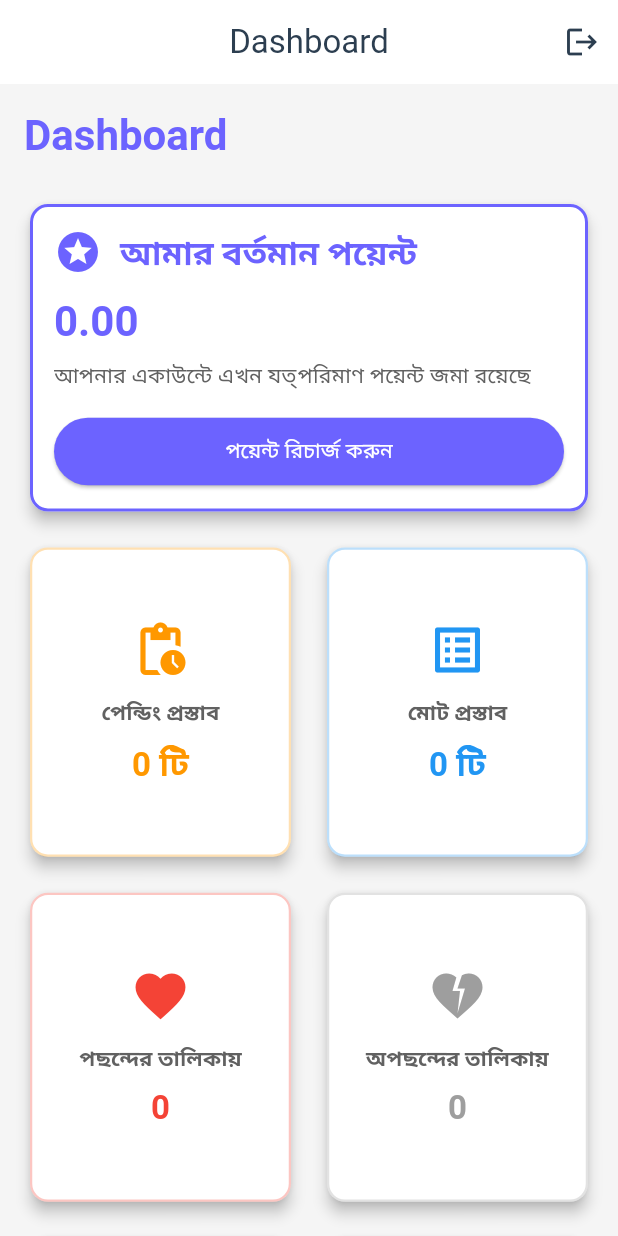
After one commit to rahatcse5bu/biye-app, a Flutter app: the DashboardPage screen opened directly, on a phone screen of 412 x 824 dp. The commit adds this screen. Run offline on Flutter 3.47's test engine with Material 3 defaults, Android fonts, the phone set to English and light mode, and no system bars; our stand-ins replace dartz, dio, equatable, firebase_auth, firebase_core, flutter_riverpod and 5 more; accounts and stored records are empty.

Commit message:
dashboard with statistics done

```diff
--- /dev/null
+++ b/lib/features/dashboard/presentation/pages/dashboard_page.dart
@@ -0,0 +1,296 @@
+import 'package:flutter/material.dart';
+import 'package:flutter_riverpod/flutter_riverpod.dart';
+import '../../../../core/theme/app_theme.dart';
+import '../providers/dashboard_provider.dart';
+import '../../../auth/presentation/providers/auth_provider.dart';
+
+class DashboardPage extends ConsumerWidget {
+  const DashboardPage({super.key});
+
+  @override
+  Widget build(BuildContext context, WidgetRef ref) {
+    final dashboardStats = ref.watch(dashboardStatsProvider);
+    final authState = ref.watch(authNotifierProvider);
+
+    return Scaffold(
+      appBar: AppBar(
+        title: const Text('Dashboard'),
+        centerTitle: true,
+        actions: [
+          IconButton(
+            icon: const Icon(Icons.logout),
+            onPressed: () {
+              ref.read(authNotifierProvider.notifier).logout();
+            },
+          ),
+        ],
+      ),
+      body: RefreshIndicator(
+        onRefresh: () async {
+          ref.invalidate(dashboardStatsProvider);
+        },
+        child: dashboardStats.when(
+          data: (stats) => _buildDashboardContent(context, stats, authState),
+          loading: () => const Center(child: CircularProgressIndicator()),
+          error: (error, stack) => Center(
+            child: Column(
+              mainAxisAlignment: MainAxisAlignment.center,
+              children: [
+                const Icon(Icons.error_outline, size: 64, color: Colors.red),
+                const SizedBox(height: 16),
+                Text(
+                  'Error loading dashboard',
+                  style: Theme.of(context).textTheme.titleLarge,
+                ),
+                const SizedBox(height: 8),
+                Text(
+                  error.toString(),
+                  textAlign: TextAlign.center,
+                  style: Theme.of(context).textTheme.bodyMedium,
+                ),
+                const SizedBox(height: 16),
+                ElevatedButton(
+                  onPressed: () => ref.invalidate(dashboardStatsProvider),
+                  child: const Text('Retry'),
+                ),
+              ],
+            ),
+          ),
+        ),
+      ),
+    );
+  }
+
+  Widget _buildDashboardContent(BuildContext context, dynamic stats, dynamic authState) {
+    return SingleChildScrollView(
+      physics: const AlwaysScrollableScrollPhysics(),
+      padding: const EdgeInsets.all(16),
+      child: Column(
+        crossAxisAlignment: CrossAxisAlignment.start,
+        children: [
+          Text(
+            'Dashboard',
+            style: Theme.of(context).textTheme.headlineMedium?.copyWith(
+                  fontWeight: FontWeight.bold,
+                  color: AppTheme.primaryColor,
+                ),
+          ),
+          const SizedBox(height: 24),
+
+          // Points Card
+          _buildStatCard(
+            context,
+            title: 'আমার বর্তমান পয়েন্ট',
+            value: stats.points.toStringAsFixed(2),
+            description: 'আপনার একাউন্টে এখন যত্‌পরিমাণ পয়েন্ট জমা রয়েছে',
+            icon: Icons.stars,
+            color: AppTheme.primaryColor,
+            actionLabel: 'পয়েন্ট রিচার্জ করুন',
+            onActionPressed: () {
+              // Navigate to recharge page
+            },
+          ),
+
+          const SizedBox(height: 16),
+
+          // Grid of stats cards
+          GridView.count(
+            shrinkWrap: true,
+            physics: const NeverScrollableScrollPhysics(),
+            crossAxisCount: 2,
+            crossAxisSpacing: 16,
+            mainAxisSpacing: 16,
+            childAspectRatio: 0.85,
+            children: [
+              _buildSmallStatCard(
+                context,
+                title: 'পেন্ডিং প্রস্তাব',
+                value: '${stats.pendingProposals} টি',
+                icon: Icons.pending_actions,
+                color: Colors.orange,
+              ),
+              _buildSmallStatCard(
+                context,
+                title: 'মোট প্রস্তাব',
+                value: '${stats.totalProposals} টি',
+                icon: Icons.list_alt,
+                color: Colors.blue,
+              ),
+              _buildSmallStatCard(
+                context,
+                title: 'পছন্দের তালিকায়',
+                value: '${stats.favoriteCount}',
+                icon: Icons.favorite,
+                color: Colors.red,
+              ),
+              _buildSmallStatCard(
+                context,
+                title: 'অপছন্দের তালিকায়',
+                value: '${stats.unFavoriteCount}',
+                icon: Icons.heart_broken,
+                color: Colors.grey,
+              ),
+              _buildSmallStatCard(
+                context,
+                title: 'আপনাকে পছন্দ করেছে',
+                value: '${stats.likesCount}',
+                icon: Icons.thumb_up,
+                color: Colors.green,
+              ),
+              _buildSmallStatCard(
+                context,
+                title: 'বায়োডাটা ভিজিট',
+                value: '${stats.viewsCount}',
+                icon: Icons.visibility,
+                color: Colors.purple,
+              ),
+              _buildSmallStatCard(
+                context,
+                title: 'আমার ক্রয়সমূহ',
+                value: '${stats.contactPurchaseCount}',
+                icon: Icons.shopping_cart,
+                color: Colors.teal,
+              ),
+              _buildSmallStatCard(
+                context,
+                title: 'আপ্রুভাল রেট',
+                value: '${stats.approvedPercentage.toStringAsFixed(2)}%',
+                icon: Icons.check_circle,
+                color: Colors.lightGreen,
+              ),
+            ],
+          ),
+
+          const SizedBox(height: 16),
+
+          // Rejection Rate Card
+          _buildStatCard(
+            context,
+            title: 'আমার রিজেকশন রেট',
+            value: '${stats.rejectedPercentage.toStringAsFixed(2)}%',
+            description: 'আপনি মোট যতগুলো বায়োডাটা রিজেক্ট করেছেন / মোট যতগুলো বায়োডাটার প্রস্তাব পেয়েছেন',
+            icon: Icons.cancel,
+            color: Colors.red.shade700,
+          ),
+        ],
+      ),
+    );
+  }
+
+  Widget _buildStatCard(
+    BuildContext context, {
+    required String title,
+    required String value,
+    required String description,
+    required IconData icon,
+    required Color color,
+    String? actionLabel,
+    VoidCallback? onActionPressed,
+  }) {
+    return Card(
+      elevation: 4,
+      shape: RoundedRectangleBorder(
+        borderRadius: BorderRadius.circular(12),
+        side: BorderSide(color: color, width: 2),
+      ),
+      child: Padding(
+        padding: const EdgeInsets.all(16),
+        child: Column(
+          crossAxisAlignment: CrossAxisAlignment.start,
+          children: [
+            Row(
+              children: [
+                Icon(icon, color: color, size: 32),
+                const SizedBox(width: 12),
+                Expanded(
+                  child: Text(
+                    title,
+                    style: Theme.of(context).textTheme.titleLarge?.copyWith(
+                          fontWeight: FontWeight.bold,
+                          color: color,
+                        ),
+                  ),
+                ),
+              ],
+            ),
+            const SizedBox(height: 12),
+            Text(
+              value,
+              style: Theme.of(context).textTheme.headlineMedium?.copyWith(
+                    fontWeight: FontWeight.bold,
+                    color: color,
+                  ),
+            ),
+            const SizedBox(height: 8),
+            Text(
+              description,
+              style: Theme.of(context).textTheme.bodyMedium?.copyWith(
+                    color: Colors.grey.shade700,
+                  ),
+            ),
+            if (actionLabel != null && onActionPressed != null) ...[
+              const SizedBox(height: 16),
+              SizedBox(
+                width: double.infinity,
+                child: ElevatedButton(
+                  onPressed: onActionPressed,
+                  style: ElevatedButton.styleFrom(
+                    backgroundColor: color,
+                    foregroundColor: Colors.white,
+                    shape: RoundedRectangleBorder(
+                      borderRadius: BorderRadius.circular(24),
+                    ),
+                  ),
+                  child: Text(actionLabel),
+                ),
+              ),
+            ],
+          ],
+        ),
+      ),
+    );
+  }
+
+  Widget _buildSmallStatCard(
+    BuildContext context, {
+    required String title,
+    required String value,
+    required IconData icon,
+    required Color color,
+  }) {
+    return Card(
+      elevation: 4,
+      shape: RoundedRectangleBorder(
+        borderRadius: BorderRadius.circular(12),
+        side: BorderSide(color: color.withOpacity(0.3), width: 1.5),
+      ),
+      child: Padding(
+        padding: const EdgeInsets.all(12),
+        child: Column(
+          mainAxisAlignment: MainAxisAlignment.center,
+          children: [
+            Icon(icon, color: color, size: 40),
+            const SizedBox(height: 12),
+            Text(
+              title,
+              textAlign: TextAlign.center,
+              style: Theme.of(context).textTheme.titleSmall?.copyWith(
+                    fontWeight: FontWeight.w600,
+                    color: Colors.grey.shade700,
+                  ),
+            ),
+            const SizedBox(height: 8),
+            Text(
+              value,
+              textAlign: TextAlign.center,
+              style: Theme.of(context).textTheme.titleLarge?.copyWith(
+                    fontWeight: FontWeight.bold,
+                    color: color,
+                  ),
+            ),
+          ],
+        ),
+      ),
+    );
+  }
+}
--- /dev/null
+++ b/lib/features/dashboard/presentation/providers/dashboard_provider.dart
@@ -0,0 +1,33 @@
+import 'package:flutter_riverpod/flutter_riverpod.dart';
+import '../../../../core/providers/dio_provider.dart';
+import '../../data/datasources/dashboard_remote_datasource.dart';
+import '../../data/models/dashboard_stats_model.dart';
+import '../../domain/repositories/dashboard_repository.dart';
+import '../../../auth/presentation/providers/auth_provider.dart';
+
+// Dashboard Remote Data Source Provider
+final dashboardRemoteDataSourceProvider = Provider<DashboardRemoteDataSource>((ref) {
+  final dioClient = ref.watch(dioClientProvider);
+  return DashboardRemoteDataSourceImpl(dioClient: dioClient);
+});
+
+// Dashboard Repository Provider
+final dashboardRepositoryProvider = Provider<DashboardRepository>((ref) {
+  final remoteDataSource = ref.watch(dashboardRemoteDataSourceProvider);
+  return DashboardRepositoryImpl(remoteDataSource: remoteDataSource);
+});
+
+// Dashboard State Provider
+final dashboardStatsProvider = FutureProvider.autoDispose<DashboardStatsModel>((ref) async {
+  final repository = ref.watch(dashboardRepositoryProvider);
+  final authState = ref.watch(authNotifierProvider);
+
+  return authState.maybeWhen(
+    authenticated: (user) async {
+      return await repository.getDashboardData(user.id, user.points.toDouble());
+    },
+    orElse: () async {
+      return DashboardStatsModel.empty();
+    },
+  );
+});
```
Also changed, not shown: lib/features/auth/presentation/pages/login_page.dart (+6 -1 lines), lib/features/dashboard/data/datasources/dashboard_remote_datasource.dart (added, +69 -0 lines), lib/features/dashboard/data/models/dashboard_stats_model.dart (added, +73 -0 lines), lib/features/dashboard/domain/repositories/dashboard_repository.dart (added, +31 -0 lines).
